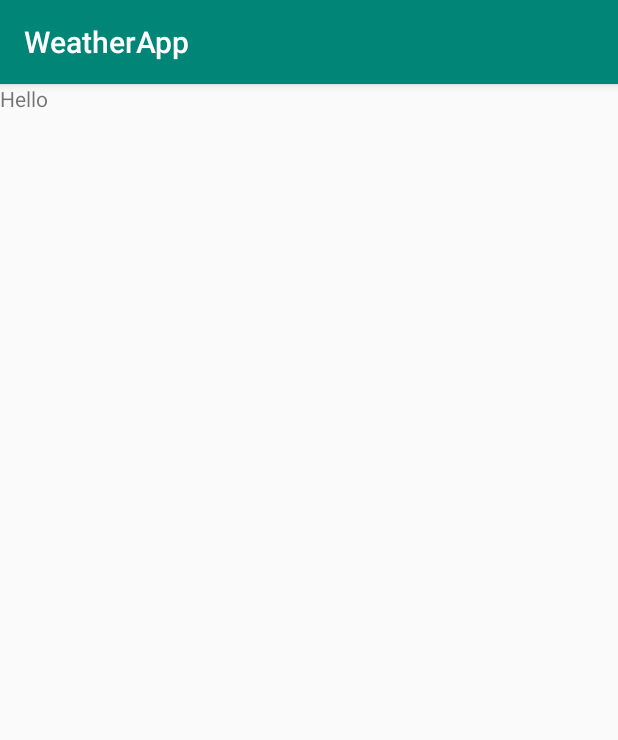
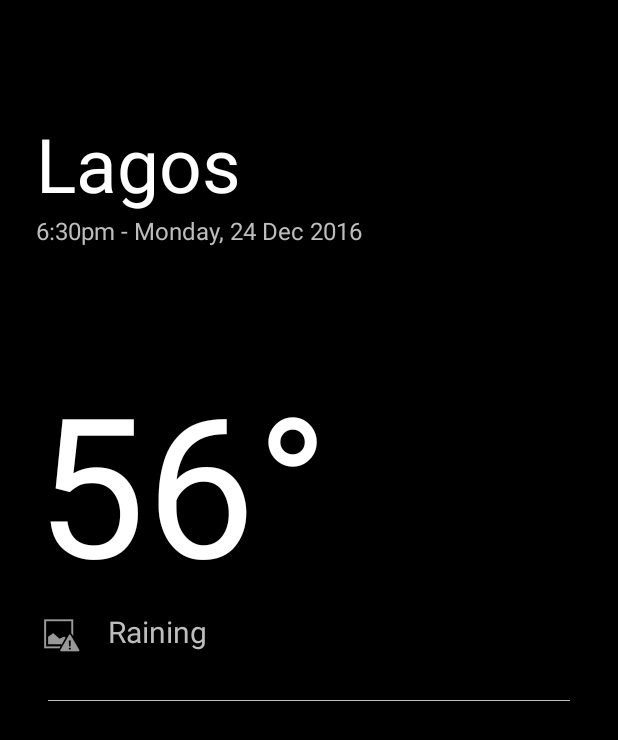
Before and after one commit to Czeach/WeatherApp-kotlin, an Android app: the screen it shows after launch (MainActivity), on a phone screen of 412 x 824 dp. Shown: the top 740 px of the screen. Run offline under Robolectric (Android 15) with nearby library versions, the phone set to English and light mode, and no system bars.

Commit message:
UI started

```diff
--- a/app/build.gradle
+++ b/app/build.gradle
@@ -4,6 +4,9 @@ apply plugin: 'kotlin-android'
 
 apply plugin: 'kotlin-android-extensions'
 
+apply plugin: 'kotlin-kapt'
+
+apply plugin: "androidx.navigation.safeargs"
 android {
     compileSdkVersion 29
     buildToolsVersion "29.0.2"
@@ -30,13 +33,37 @@ dependencies {
     implementation 'androidx.core:core-ktx:1.2.0'
     implementation 'androidx.constraintlayout:constraintlayout:1.1.3'
     implementation 'androidx.legacy:legacy-support-v4:1.0.0'
-    implementation 'androidx.lifecycle:lifecycle-extensions:2.2.0'
     implementation 'androidx.lifecycle:lifecycle-viewmodel-ktx:2.2.0'
     testImplementation 'junit:junit:4.12'
     androidTestImplementation 'androidx.test.ext:junit:1.1.1'
     androidTestImplementation 'androidx.test.espresso:espresso-core:3.2.0'
 
+    // ViewModel and LiveData
+    implementation 'androidx.lifecycle:lifecycle-extensions:2.2.0'
+
     // Navigation
     implementation "android.arch.navigation:navigation-fragment-ktx:1.0.0"
     implementation "android.arch.navigation:navigation-ui-ktx:1.0.0"
+
+    // Core with Ktx
+    implementation "androidx.core:core-ktx:1.2.0"
+
+    // Glide
+    implementation "com.github.bumptech.glide:glide:4.9.0"
+
+    // Coroutines
+    implementation "org.jetbrains.kotlinx:kotlinx-coroutines-core:1.3.4"
+    implementation "org.jetbrains.kotlinx:kotlinx-coroutines-android:1.3.4"
+    implementation "com.jakewharton.retrofit:retrofit2-kotlin-coroutines-adapter:0.9.2"
+
+    // Retrofit and Gson
+    implementation "com.squareup.retrofit2:retrofit:2.6.2"
+    implementation "com.squareup.retrofit2:converter-gson:2.6.2"
+    implementation 'com.google.code.gson:gson:2.8.6'
+
+    // Material design
+    implementation 'com.google.android.material:material:1.1.0'
+
+    // Location
+    implementation 'com.google.android.gms:play-services-location:17.0.0'
 }
--- a/app/src/main/AndroidManifest.xml
+++ b/app/src/main/AndroidManifest.xml
@@ -1,6 +1,8 @@
 <?xml version="1.0" encoding="utf-8"?>
 <manifest xmlns:android="http://schemas.android.com/apk/res/android"
     package="com.example.android.weatherapp">
+
+    <uses-permission android:name="android.permission.INTERNET"/>
 
     <application
         android:allowBackup="true"
@@ -9,7 +11,9 @@
         android:roundIcon="@mipmap/ic_launcher_round"
         android:supportsRtl="true"
         android:theme="@style/AppTheme">
-        <activity android:name=".MainActivity">
+        <activity
+            android:name=".MainActivity"
+            android:screenOrientation="portrait">
             <intent-filter>
                 <action android:name="android.intent.action.MAIN" />
 
--- /dev/null
+++ b/app/src/main/res/drawable/ic_search_black_24dp.xml
@@ -0,0 +1,9 @@
+<vector xmlns:android="http://schemas.android.com/apk/res/android"
+        android:width="24dp"
+        android:height="24dp"
+        android:viewportWidth="24.0"
+        android:viewportHeight="24.0">
+    <path
+        android:fillColor="#FF000000"
+        android:pathData="M15.5,14h-0.79l-0.28,-0.27C15.41,12.59 16,11.11 16,9.5 16,5.91 13.09,3 9.5,3S3,5.91 3,9.5 5.91,16 9.5,16c1.61,0 3.09,-0.59 4.23,-1.57l0.27,0.28v0.79l5,4.99L20.49,19l-4.99,-5zM9.5,14C7.01,14 5,11.99 5,9.5S7.01,5 9.5,5 14,7.01 14,9.5 11.99,14 9.5,14z"/>
+</vector>
--- a/app/src/main/res/layout/weather_fragment.xml
+++ b/app/src/main/res/layout/weather_fragment.xml
@@ -1,13 +1,85 @@
 <?xml version="1.0" encoding="utf-8"?>
-<FrameLayout xmlns:android="http://schemas.android.com/apk/res/android"
+<androidx.constraintlayout.widget.ConstraintLayout
+    xmlns:android="http://schemas.android.com/apk/res/android"
+    xmlns:app="http://schemas.android.com/apk/res-auto"
     xmlns:tools="http://schemas.android.com/tools"
     android:layout_width="match_parent"
     android:layout_height="match_parent"
+    android:background="@android:color/background_dark"
     tools:context=".WeatherFragment">
 
+    <androidx.appcompat.widget.Toolbar
+        android:id="@+id/toolbar"
+        android:layout_width="match_parent"
+        android:layout_height="55dp"
+        android:background="?colorPrimary"
+        android:theme="@style/ToolbarTheme"
+        app:layout_constraintEnd_toEndOf="parent"
+        app:layout_constraintStart_toStartOf="parent"
+        app:layout_constraintTop_toTopOf="parent" />
+
     <TextView
-        android:layout_width="match_parent"
-        android:layout_height="match_parent"
-        android:text="Hello" />
+        android:id="@+id/textView2"
+        android:layout_width="wrap_content"
+        android:layout_height="wrap_content"
+        android:layout_marginStart="24dp"
+        android:layout_marginTop="20dp"
+        android:textColor="@color/primary"
+        android:text="Lagos"
+        android:textSize="50sp"
+        app:layout_constraintStart_toStartOf="parent"
+        app:layout_constraintTop_toBottomOf="@+id/toolbar" />
 
-</FrameLayout>
+    <TextView
+        android:id="@+id/textView"
+        android:layout_width="wrap_content"
+        android:layout_height="wrap_content"
+        android:text="6:30pm - Monday, 24 Dec 2016"
+        android:textColor="@color/secondary"
+        android:textSize="16sp"
+        app:layout_constraintStart_toStartOf="@+id/textView2"
+        app:layout_constraintTop_toBottomOf="@+id/textView2" />
+
+    <TextView
+        android:id="@+id/textView3"
+        android:layout_width="wrap_content"
+        android:layout_height="wrap_content"
+        android:layout_marginTop="70dp"
+        android:text="56°"
+        android:textColor="@color/primary"
+        android:textSize="130sp"
+        app:layout_constraintStart_toStartOf="@+id/textView"
+        app:layout_constraintTop_toBottomOf="@+id/textView" />
+
+    <ImageView
+        android:id="@+id/imageView"
+        android:layout_width="wrap_content"
+        android:layout_height="wrap_content"
+        android:src="@android:drawable/ic_menu_report_image"
+        app:layout_constraintStart_toStartOf="@+id/textView3"
+        app:layout_constraintTop_toBottomOf="@+id/textView3" />
+
+    <TextView
+        android:id="@+id/textView4"
+        android:layout_width="wrap_content"
+        android:layout_height="wrap_content"
+        android:layout_marginStart="16dp"
+        android:text="Raining"
+        android:textColor="@color/secondary"
+        android:textSize="20sp"
+        app:layout_constraintStart_toEndOf="@+id/imageView"
+        app:layout_constraintTop_toTopOf="@+id/imageView" />
+
+    <View
+        android:id="@+id/view"
+        android:layout_width="0dp"
+        android:layout_height="0.5dp"
+        android:layout_marginStart="32dp"
+        android:layout_marginTop="32dp"
+        android:layout_marginEnd="32dp"
+        android:background="@color/secondary"
+        app:layout_constraintEnd_toEndOf="parent"
+        app:layout_constraintStart_toStartOf="parent"
+        app:layout_constraintTop_toBottomOf="@+id/textView4" />
+
+</androidx.constraintlayout.widget.ConstraintLayout>
--- /dev/null
+++ b/app/src/main/res/menu/menu.xml
@@ -0,0 +1,4 @@
+<?xml version="1.0" encoding="utf-8"?>
+<menu
+    xmlns:android="http://schemas.android.com/apk/res/android"
+    xmlns:app="http://schemas.android.com/apk/res-auto"/>
--- a/app/src/main/res/values/colors.xml
+++ b/app/src/main/res/values/colors.xml
@@ -3,4 +3,6 @@
     <color name="colorPrimary">#008577</color>
     <color name="colorPrimaryDark">#00574B</color>
     <color name="colorAccent">#D81B60</color>
+    <color name="primary">@android:color/white</color>
+    <color name="secondary">#BDBDBD</color>
 </resources>
--- a/app/src/main/res/values/styles.xml
+++ b/app/src/main/res/values/styles.xml
@@ -1,11 +1,24 @@
 <resources>
 
     <!-- Base application theme. -->
-    <style name="AppTheme" parent="Theme.AppCompat.Light.DarkActionBar">
+    <style name="AppTheme" parent="Theme.MaterialComponents.Light.DarkActionBar">
         <!-- Customize your theme here. -->
         <item name="colorPrimary">@color/colorPrimary</item>
         <item name="colorPrimaryDark">@color/colorPrimaryDark</item>
         <item name="colorAccent">@color/colorAccent</item>
+
+        <!-- remove action bar-->
+        <item name="windowActionBar">false</item>
+        <item name="windowNoTitle">true</item>
+    </style>
+
+    <!-- create a default theme -->
+    <style name="ToolbarTheme" parent="ThemeOverlay.MaterialComponents.ActionBar">
+        <item name="colorPrimary">@android:color/transparent</item>
+        <item name="colorPrimaryDark">@android:color/transparent</item>
+
+        <item name="android:textColorPrimary">@android:color/white</item>
+        <item name="android:textColorSecondary">#EEEEEE</item>
     </style>
 
 </resources>
--- a/build.gradle
+++ b/build.gradle
@@ -10,6 +10,7 @@ buildscript {
     dependencies {
         classpath 'com.android.tools.build:gradle:3.5.3'
         classpath "org.jetbrains.kotlin:kotlin-gradle-plugin:$kotlin_version"
+        classpath "android.arch.navigation:navigation-safe-args-gradle-plugin:1.0.0"
         // NOTE: Do not place your application dependencies here; they belong
         // in the individual module build.gradle files
     }
```
Also changed, not shown: app/src/main/res/drawable/search.png (added), app/src/main/res/drawable/settings-icon.png (added).
